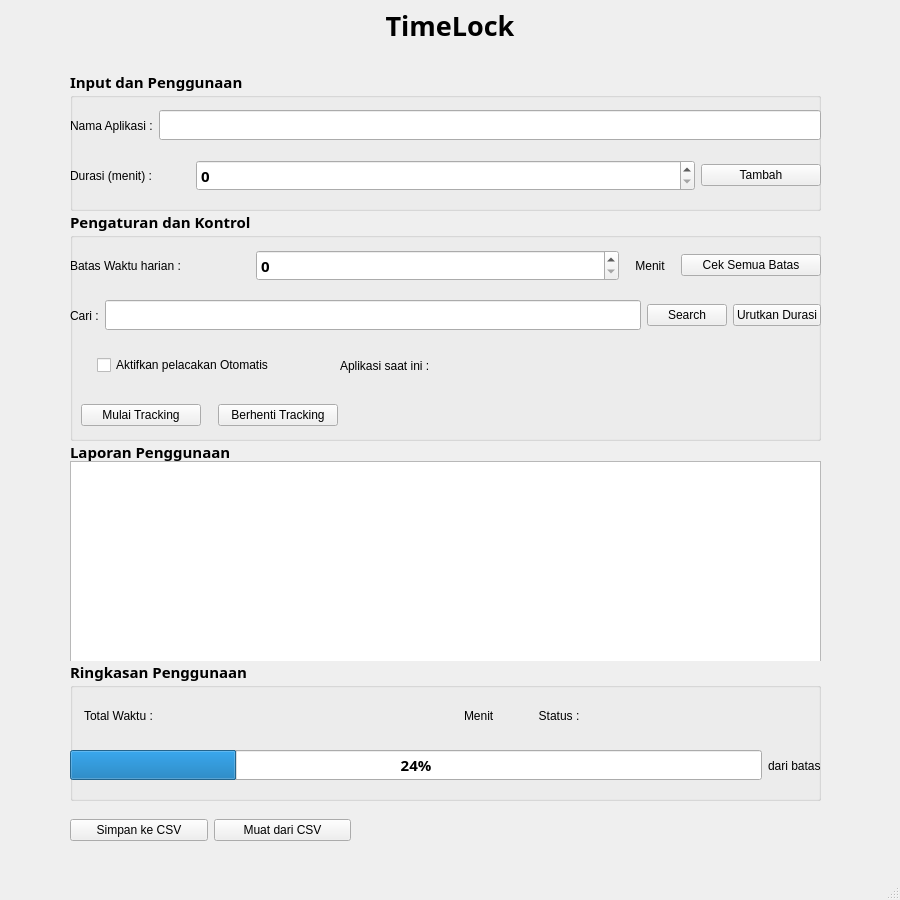
First picture: the form in mainwindow.ui, repository Bimaahmadani/TimeLock-Project, before the edit.
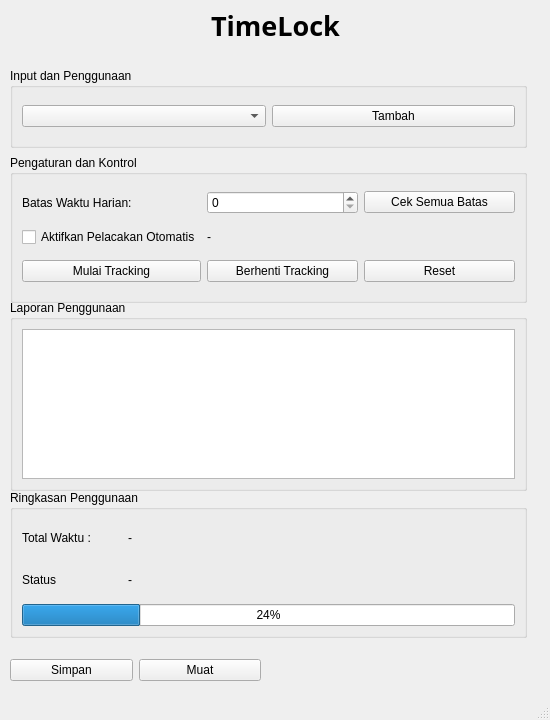
Second picture: the form after the edit.

```diff
--- a/mainwindow.ui
+++ b/mainwindow.ui
@@ -6,8 +6,8 @@
    <rect>
     <x>0</x>
     <y>0</y>
-    <width>900</width>
-    <height>900</height>
+    <width>550</width>
+    <height>720</height>
    </rect>
   </property>
   <property name="windowTitle">
@@ -19,7 +19,7 @@
      <rect>
       <x>0</x>
       <y>0</y>
-      <width>900</width>
+      <width>551</width>
       <height>51</height>
      </rect>
     </property>
@@ -52,659 +52,196 @@
    <widget class="QGroupBox" name="groupBox">
     <property name="geometry">
      <rect>
-      <x>70</x>
-      <y>70</y>
-      <width>751</width>
-      <height>141</height>
+      <x>10</x>
+      <y>300</y>
+      <width>517</width>
+      <height>191</height>
      </rect>
     </property>
-    <property name="font">
-     <font>
-      <family>Montserrat Ace</family>
-      <pointsize>11</pointsize>
-      <bold>true</bold>
-     </font>
-    </property>
     <property name="title">
-     <string>Input dan Penggunaan</string>
+     <string>Laporan Penggunaan</string>
     </property>
-    <widget class="QWidget" name="horizontalLayoutWidget">
-     <property name="geometry">
-      <rect>
-       <x>0</x>
-       <y>29</y>
-       <width>751</width>
-       <height>53</height>
-      </rect>
-     </property>
-     <layout class="QHBoxLayout" name="horizontalLayout">
+    <layout class="QVBoxLayout" name="verticalLayoutTable">
       <item>
-       <widget class="QLabel" name="label_2">
-        <property name="font">
-         <font>
-          <family>Arial</family>
-          <pointsize>9</pointsize>
-          <bold>false</bold>
-         </font>
-        </property>
-        <property name="text">
-         <string>Nama Aplikasi :</string>
-        </property>
-       </widget>
-      </item>
-      <item>
-       <widget class="QLineEdit" name="nameAppinput"/>
-      </item>
-     </layout>
-    </widget>
-    <widget class="QWidget" name="horizontalLayoutWidget_2">
+      <widget class="QTableWidget" name="tableWidget"/>
+     </item>
+    </layout>
+   </widget>
+   <widget class="QGroupBox" name="groupBoxSetting">
      <property name="geometry">
       <rect>
-       <x>0</x>
-       <y>80</y>
-       <width>751</width>
-       <height>51</height>
-      </rect>
-     </property>
-     <layout class="QHBoxLayout" name="horizontalLayout_2">
-      <item>
-       <widget class="QLabel" name="label_3">
-        <property name="maximumSize">
-         <size>
-          <width>120</width>
-          <height>16777215</height>
-         </size>
-        </property>
-        <property name="font">
-         <font>
-          <family>Arial</family>
-          <pointsize>9</pointsize>
-          <bold>false</bold>
-         </font>
-        </property>
-        <property name="text">
-         <string>Durasi (menit) :</string>
-        </property>
-       </widget>
-      </item>
-      <item>
-       <widget class="QSpinBox" name="durationBox"/>
-      </item>
-      <item>
-       <widget class="QPushButton" name="addButton">
-        <property name="enabled">
-         <bool>true</bool>
-        </property>
-        <property name="maximumSize">
-         <size>
-          <width>120</width>
-          <height>16777215</height>
-         </size>
-        </property>
-        <property name="font">
-         <font>
-          <family>Arial</family>
-          <pointsize>9</pointsize>
-          <bold>false</bold>
-         </font>
-        </property>
-        <property name="text">
-         <string>Tambah</string>
-        </property>
-       </widget>
-      </item>
-     </layout>
-    </widget>
-   </widget>
-   <widget class="QGroupBox" name="groupBox_2">
-    <property name="geometry">
-     <rect>
-      <x>70</x>
-      <y>210</y>
-      <width>751</width>
-      <height>231</height>
-     </rect>
-    </property>
-    <property name="font">
-     <font>
-      <family>Montserrat Ace</family>
-      <pointsize>11</pointsize>
-      <bold>true</bold>
-     </font>
+      <x>10</x>
+      <y>155</y>
+      <width>517</width>
+      <height>148</height>
+     </rect>
     </property>
     <property name="title">
      <string>Pengaturan dan Kontrol</string>
     </property>
-    <widget class="QWidget" name="horizontalLayoutWidget_3">
-     <property name="geometry">
-      <rect>
-       <x>0</x>
-       <y>29</y>
-       <width>751</width>
-       <height>53</height>
-      </rect>
-     </property>
-     <layout class="QHBoxLayout" name="horizontalLayout_3">
-      <item>
-       <widget class="QLabel" name="label_4">
-        <property name="maximumSize">
-         <size>
-          <width>180</width>
-          <height>16777215</height>
-         </size>
-        </property>
-        <property name="font">
-         <font>
-          <family>Arial</family>
-          <pointsize>9</pointsize>
-          <bold>false</bold>
-         </font>
-        </property>
+    <layout class="QGridLayout" name="gridLayoutSetting">
+     <item row="0" column="0">
+      <widget class="QLabel" name="labelLimit">
         <property name="text">
-         <string>Batas Waktu harian :</string>
+        <string>Batas Waktu Harian:</string>
         </property>
        </widget>
       </item>
-      <item>
+     <item row="0" column="1">
        <widget class="QSpinBox" name="limitdurationBox"/>
       </item>
-      <item>
-       <widget class="QLabel" name="label_6">
-        <property name="maximumSize">
-         <size>
-          <width>50</width>
-          <height>16777215</height>
-         </size>
-        </property>
-        <property name="font">
-         <font>
-          <family>Arial</family>
-          <pointsize>9</pointsize>
-          <bold>false</bold>
-         </font>
-        </property>
-        <property name="text">
-         <string>Menit</string>
-        </property>
-        <property name="alignment">
-         <set>Qt::AlignmentFlag::AlignCenter</set>
-        </property>
-       </widget>
-      </item>
-      <item>
+     <item row="0" column="2">
        <widget class="QPushButton" name="checklimitButton">
-        <property name="enabled">
-         <bool>true</bool>
-        </property>
-        <property name="maximumSize">
-         <size>
-          <width>140</width>
-          <height>16777215</height>
-         </size>
-        </property>
-        <property name="font">
-         <font>
-          <family>Arial</family>
-          <pointsize>9</pointsize>
-          <bold>false</bold>
-         </font>
-        </property>
         <property name="text">
          <string>Cek Semua Batas</string>
         </property>
        </widget>
       </item>
-     </layout>
-    </widget>
-    <widget class="QWidget" name="horizontalLayoutWidget_4">
-     <property name="geometry">
-      <rect>
-       <x>0</x>
-       <y>80</y>
-       <width>751</width>
-       <height>51</height>
-      </rect>
-     </property>
-     <layout class="QHBoxLayout" name="horizontalLayout_4">
-      <item>
-       <widget class="QLabel" name="label_5">
-        <property name="maximumSize">
-         <size>
-          <width>120</width>
-          <height>16777215</height>
-         </size>
-        </property>
-        <property name="font">
-         <font>
-          <family>Arial</family>
-          <pointsize>9</pointsize>
-          <bold>false</bold>
-         </font>
-        </property>
-        <property name="text">
-         <string>Cari :</string>
-        </property>
-       </widget>
-      </item>
-      <item>
-       <widget class="QLineEdit" name="searchInput"/>
-      </item>
-      <item>
-       <widget class="QPushButton" name="searchButton">
-        <property name="enabled">
-         <bool>true</bool>
-        </property>
-        <property name="maximumSize">
-         <size>
-          <width>120</width>
-          <height>16777215</height>
-         </size>
-        </property>
-        <property name="font">
-         <font>
-          <family>Arial</family>
-          <pointsize>9</pointsize>
-          <bold>false</bold>
-         </font>
-        </property>
-        <property name="text">
-         <string>Search</string>
-        </property>
-       </widget>
-      </item>
-      <item>
-       <widget class="QPushButton" name="sortButton">
-        <property name="enabled">
-         <bool>true</bool>
-        </property>
-        <property name="maximumSize">
-         <size>
-          <width>120</width>
-          <height>16777215</height>
-         </size>
-        </property>
-        <property name="font">
-         <font>
-          <family>Arial</family>
-          <pointsize>9</pointsize>
-          <bold>false</bold>
-         </font>
-        </property>
-        <property name="text">
-         <string>Urutkan Durasi</string>
-        </property>
-       </widget>
-      </item>
-     </layout>
-    </widget>
-    <widget class="QWidget" name="horizontalLayoutWidget_10">
-     <property name="geometry">
-      <rect>
-       <x>0</x>
-       <y>130</y>
-       <width>751</width>
-       <height>51</height>
-      </rect>
-     </property>
-     <layout class="QHBoxLayout" name="horizontalLayout_10">
-      <item>
+     <item row="1" column="0">
        <widget class="QCheckBox" name="autoTrackCheck">
-        <property name="maximumSize">
-         <size>
-          <width>210</width>
-          <height>16777215</height>
-         </size>
-        </property>
-        <property name="font">
-         <font>
-          <family>Arial</family>
-          <pointsize>9</pointsize>
-          <bold>false</bold>
-         </font>
-        </property>
-        <property name="acceptDrops">
-         <bool>false</bool>
-        </property>
         <property name="text">
-         <string>Aktifkan pelacakan Otomatis</string>
+        <string>Aktifkan Pelacakan Otomatis</string>
         </property>
        </widget>
       </item>
-      <item>
-       <widget class="QLabel" name="label_15">
-        <property name="maximumSize">
-         <size>
-          <width>120</width>
-          <height>16777215</height>
-         </size>
-        </property>
-        <property name="font">
-         <font>
-          <family>Arial</family>
-          <pointsize>9</pointsize>
-          <bold>false</bold>
-         </font>
-        </property>
-        <property name="text">
-         <string>Aplikasi saat ini :</string>
-        </property>
-       </widget>
-      </item>
-      <item>
+     <item row="1" column="1">
        <widget class="QLabel" name="currentAppLabel">
-        <property name="maximumSize">
-         <size>
-          <width>300</width>
-          <height>16777215</height>
-         </size>
-        </property>
-        <property name="font">
-         <font>
-          <family>Arial</family>
-          <pointsize>9</pointsize>
-          <bold>false</bold>
-         </font>
-        </property>
         <property name="text">
-         <string/>
+        <string>-</string>
         </property>
        </widget>
       </item>
-     </layout>
-    </widget>
-    <widget class="QWidget" name="horizontalLayoutWidget_11">
-     <property name="geometry">
-      <rect>
-       <x>0</x>
-       <y>180</y>
-       <width>281</width>
-       <height>51</height>
-      </rect>
-     </property>
-     <layout class="QHBoxLayout" name="horizontalLayout_11">
-      <item>
+     <item row="2" column="0">
        <widget class="QPushButton" name="startTrackingButton">
-        <property name="enabled">
-         <bool>true</bool>
-        </property>
-        <property name="maximumSize">
-         <size>
-          <width>120</width>
-          <height>16777215</height>
-         </size>
-        </property>
-        <property name="font">
-         <font>
-          <family>Arial</family>
-          <pointsize>9</pointsize>
-          <bold>false</bold>
-         </font>
-        </property>
         <property name="text">
          <string>Mulai Tracking</string>
         </property>
        </widget>
       </item>
-      <item>
+     <item row="2" column="1">
        <widget class="QPushButton" name="stopTrackingButton">
-        <property name="enabled">
-         <bool>true</bool>
-        </property>
-        <property name="maximumSize">
-         <size>
-          <width>120</width>
-          <height>16777215</height>
-         </size>
-        </property>
-        <property name="font">
-         <font>
-          <family>Arial</family>
-          <pointsize>9</pointsize>
-          <bold>false</bold>
-         </font>
-        </property>
         <property name="text">
          <string>Berhenti Tracking</string>
         </property>
        </widget>
       </item>
-     </layout>
-    </widget>
-   </widget>
-   <widget class="QGroupBox" name="groupBox_3">
+     <item row="2" column="2">
+      <widget class="QPushButton" name="resetButton">
+       <property name="text">
+        <string>Reset</string>
+       </property>
+      </widget>
+     </item>
+    </layout>
+   </widget>
+   <widget class="QGroupBox" name="groupBoxInput">
     <property name="geometry">
      <rect>
-      <x>70</x>
-      <y>440</y>
-      <width>751</width>
-      <height>221</height>
+      <x>10</x>
+      <y>68</y>
+      <width>517</width>
+      <height>80</height>
      </rect>
     </property>
-    <property name="font">
-     <font>
-      <family>Montserrat Ace</family>
-      <pointsize>11</pointsize>
-      <bold>true</bold>
-     </font>
-    </property>
     <property name="title">
-     <string>Laporan Penggunaan</string>
+     <string>Input dan Penggunaan</string>
     </property>
-    <widget class="QTableWidget" name="tableWidget">
-     <property name="geometry">
-      <rect>
-       <x>0</x>
-       <y>21</y>
-       <width>751</width>
-       <height>201</height>
-      </rect>
-     </property>
-    </widget>
+    <layout class="QHBoxLayout" name="horizontalLayoutInput">
+     <item>
+      <widget class="QComboBox" name="appSelectCombo"/>
+     </item>
+     <item>
+      <widget class="QPushButton" name="addButton">
+       <property name="text">
+        <string>Tambah</string>
+       </property>
+      </widget>
+     </item>
+    </layout>
    </widget>
    <widget class="QGroupBox" name="groupBox_4">
     <property name="geometry">
      <rect>
-      <x>70</x>
-      <y>660</y>
-      <width>751</width>
-      <height>141</height>
+      <x>10</x>
+      <y>490</y>
+      <width>517</width>
+      <height>148</height>
      </rect>
     </property>
-    <property name="font">
-     <font>
-      <family>Montserrat Ace</family>
-      <pointsize>11</pointsize>
-      <bold>true</bold>
-     </font>
-    </property>
     <property name="title">
      <string>Ringkasan Penggunaan</string>
     </property>
-    <widget class="QWidget" name="horizontalLayoutWidget_5">
-     <property name="geometry">
-      <rect>
-       <x>0</x>
-       <y>29</y>
-       <width>751</width>
-       <height>53</height>
-      </rect>
-     </property>
-     <layout class="QHBoxLayout" name="horizontalLayout_5">
-      <item>
-       <widget class="QLabel" name="label_7">
+    <layout class="QGridLayout" name="gridLayoutSetting_2">
+     <item row="1" column="1">
+      <widget class="QLabel" name="statusLabel">
+       <property name="text">
+        <string>-</string>
+       </property>
+      </widget>
+     </item>
+     <item row="0" column="0">
+      <widget class="QLabel" name="labelLimit_2">
         <property name="maximumSize">
          <size>
-          <width>140</width>
+         <width>100</width>
           <height>16777215</height>
          </size>
         </property>
-        <property name="font">
-         <font>
-          <family>Arial</family>
-          <pointsize>9</pointsize>
-          <bold>false</bold>
-         </font>
-        </property>
         <property name="text">
          <string>Total Waktu :</string>
         </property>
        </widget>
       </item>
-      <item>
+     <item row="0" column="1">
        <widget class="QLabel" name="totalLabel">
-        <property name="maximumSize">
-         <size>
-          <width>200</width>
-          <height>16777215</height>
-         </size>
-        </property>
-        <property name="font">
-         <font>
-          <family>Arial</family>
-          <pointsize>9</pointsize>
-          <bold>false</bold>
-         </font>
-        </property>
         <property name="text">
-         <string/>
-        </property>
-        <property name="alignment">
-         <set>Qt::AlignmentFlag::AlignCenter</set>
-        </property>
-       </widget>
-      </item>
-      <item>
-       <widget class="QLabel" name="label_8">
+        <string>-</string>
+       </property>
+      </widget>
+     </item>
+     <item row="1" column="0">
+      <widget class="QLabel" name="labelLimit_3">
         <property name="maximumSize">
          <size>
-          <width>50</width>
+         <width>100</width>
           <height>16777215</height>
          </size>
         </property>
-        <property name="font">
-         <font>
-          <family>Arial</family>
-          <pointsize>9</pointsize>
-          <bold>false</bold>
-         </font>
-        </property>
         <property name="text">
-         <string>Menit</string>
-        </property>
-        <property name="alignment">
-         <set>Qt::AlignmentFlag::AlignLeading|Qt::AlignmentFlag::AlignLeft|Qt::AlignmentFlag::AlignVCenter</set>
-        </property>
-       </widget>
-      </item>
-      <item>
-       <widget class="QLabel" name="label_12">
-        <property name="maximumSize">
-         <size>
-          <width>50</width>
-          <height>16777215</height>
-         </size>
-        </property>
-        <property name="font">
-         <font>
-          <family>Arial</family>
-          <pointsize>9</pointsize>
-          <bold>false</bold>
-         </font>
-        </property>
-        <property name="text">
-         <string>Status :</string>
-        </property>
-        <property name="alignment">
-         <set>Qt::AlignmentFlag::AlignCenter</set>
-        </property>
-       </widget>
-      </item>
-      <item>
-       <widget class="QLabel" name="statusLabel">
-        <property name="maximumSize">
-         <size>
-          <width>200</width>
-          <height>16777215</height>
-         </size>
-        </property>
-        <property name="font">
-         <font>
-          <family>Arial</family>
-          <pointsize>9</pointsize>
-          <bold>false</bold>
-         </font>
-        </property>
-        <property name="text">
-         <string/>
-        </property>
-        <property name="alignment">
-         <set>Qt::AlignmentFlag::AlignCenter</set>
-        </property>
-       </widget>
-      </item>
-     </layout>
-    </widget>
-    <widget class="QWidget" name="horizontalLayoutWidget_6">
-     <property name="geometry">
-      <rect>
-       <x>0</x>
-       <y>80</y>
-       <width>751</width>
-       <height>51</height>
-      </rect>
-     </property>
-     <layout class="QHBoxLayout" name="horizontalLayout_6">
-      <item>
+        <string>Status</string>
+       </property>
+      </widget>
+     </item>
+     <item row="2" column="0" colspan="2">
        <widget class="QProgressBar" name="progressBar">
         <property name="value">
          <number>24</number>
         </property>
        </widget>
       </item>
-      <item>
-       <widget class="QLabel" name="label_9">
-        <property name="maximumSize">
-         <size>
-          <width>150</width>
-          <height>16777215</height>
-         </size>
-        </property>
-        <property name="font">
-         <font>
-          <family>Arial</family>
-          <pointsize>9</pointsize>
-          <bold>false</bold>
-         </font>
-        </property>
-        <property name="text">
-         <string>dari batas</string>
-        </property>
-       </widget>
-      </item>
-     </layout>
-    </widget>
-   </widget>
-   <widget class="QWidget" name="horizontalLayoutWidget_7">
+    </layout>
+   </widget>
+   <widget class="QWidget" name="horizontalLayoutWidget">
     <property name="geometry">
      <rect>
-      <x>70</x>
-      <y>810</y>
-      <width>281</width>
+      <x>10</x>
+      <y>650</y>
+      <width>251</width>
       <height>41</height>
      </rect>
     </property>
-    <layout class="QHBoxLayout" name="horizontalLayout_7">
+    <layout class="QHBoxLayout" name="horizontalLayout">
      <item>
       <widget class="QPushButton" name="saveButton">
        <property name="text">
-        <string>Simpan ke CSV</string>
+        <string>Simpan</string>
        </property>
       </widget>
      </item>
      <item>
       <widget class="QPushButton" name="loadCsvButton">
        <property name="text">
-        <string>Muat dari CSV</string>
+        <string>Muat</string>
        </property>
       </widget>
      </item>
```
Left out of the diff: 4 changed lines with no effect on the pictures. Lines whose indentation alone changed are shown as unchanged.
